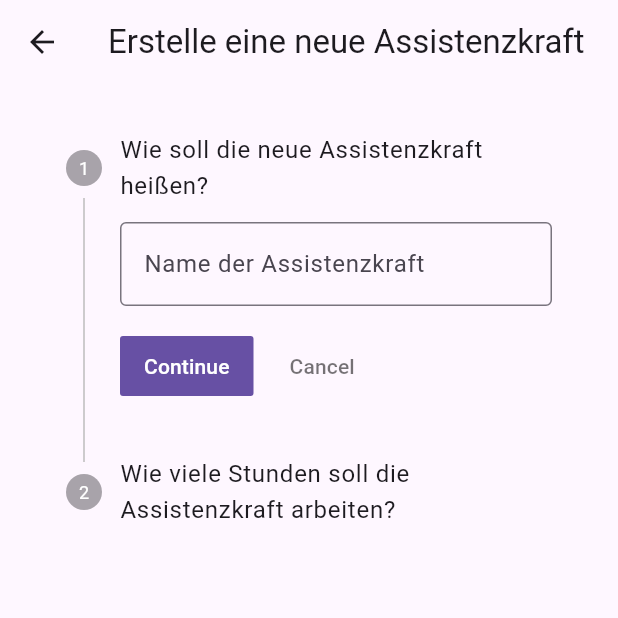
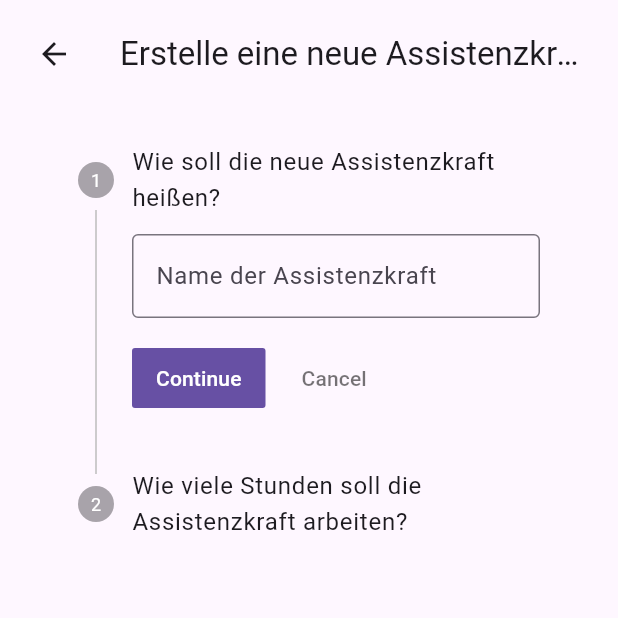
Before and after one commit to annikalenneper/der_assistenzplaner, a Flutter app: the AssistantPage screen opened directly, after a tap on the "add" icon, on a phone screen of 412 x 824 dp, the top half of it. Run offline on Flutter 3.47's test engine with Material 3 defaults, Android fonts, the light colour scheme and no system bars; our stand-ins replace font_awesome_flutter, hive, hive_flutter, shared_preferences, table_calendar; accounts and stored records are empty.

Commit message:
changed layout from list to grid, removed unneccessary class AssistantScreen

```diff
--- a/lib/views/assistant_screen.dart
+++ b/lib/views/assistant_screen.dart
@@ -8,17 +8,6 @@
 import 'dart:developer';
 import 'package:der_assistenzplaner/utils/nav.dart';
 
-
-//----------------- AssistantScreen -----------------
-
-class AssistantScreen extends StatelessWidget {
-  AssistantScreen({super.key});
-
-  @override
-  Widget build(BuildContext context) {
-    return AssistantPage();
-  }
-}
 
 //----------------- AssistantPage -----------------
 
@@ -43,7 +32,9 @@
  @override
   Widget build(BuildContext context) {
     return Scaffold(
-    body: Center(
+      body: Padding(
+        padding: const EdgeInsets.all(8.0),
+        child: Center(
           child: IndexedStack(
             index: _index,
             children: [
@@ -56,9 +47,9 @@
             ],
           ),
         ),
+      ),
     );
   }
-
 }
 
 //----------------- AssistantListView -----------------
@@ -83,18 +74,25 @@
             Column(
               children: [
                 Expanded(
-                  child: ListView.builder(
-                    /// get all assistants from assistantModel
+                  child: GridView.builder(
+                    gridDelegate: SliverGridDelegateWithFixedCrossAxisCount(
+                      crossAxisCount: 6,
+                      childAspectRatio: 0.8,
+                      crossAxisSpacing: 10,
+                      mainAxisSpacing: 10,
+                    ),
                     itemCount: assistantModel.assistants.length,
                     itemBuilder: (context, index) {
+                      /// get individual assistants from assistantModel assistants list
                       var assistant = assistantModel.assistants[index];
                       return GestureDetector(
                         onTap: () {
                           assistantModel.currentAssistant = assistant;
+                          /// navigate to AssistantDetailView
                           widget.changePageViewIndex(1);
                         },
-                        child: AssistantCard(
-                          assistant: assistant));
+                        child: AssistantCard(assistant: assistant)
+                      );
                     },
                   ),
                 ),
@@ -119,7 +117,7 @@
 
 
 
-//----------------- AssistantDetailScreen -----------------
+//----------------- AssistantDetailView -----------------
 
 class AssistantDetailView extends StatelessWidget {
   AssistantDetailView({super.key});
@@ -171,6 +169,7 @@
                         ScaffoldMessenger.of(context).showSnackBar(
                           SnackBar(content: Text('${assistant.name} erfolgreich gelöscht.')),
                         );
+                        navigateToAssistantScreen(context);
                       },
                       child: Text('Entgültig löschen')
                     ),
@@ -215,7 +214,7 @@
 }
 
 
-//----------------- AssistantAddScreen -----------------
+//----------------- AssistantAddView -----------------
 
 
 
@@ -277,7 +276,7 @@
         leading: IconButton(
           icon: Icon(Icons.arrow_back),
           onPressed: () {
-            Navigator.pop(context);
+            navigateToAssistantScreen(context);
           },
         ),
       ),
@@ -299,7 +298,7 @@
               });
             } else {
               _submitDataAndCreateAssistant();
-              Navigator.pop(context);
+              navigateToAssistantScreen(context);
             }
           },
           onStepTapped: (int index) {
```
Lines whose indentation alone changed are shown as unchanged.
